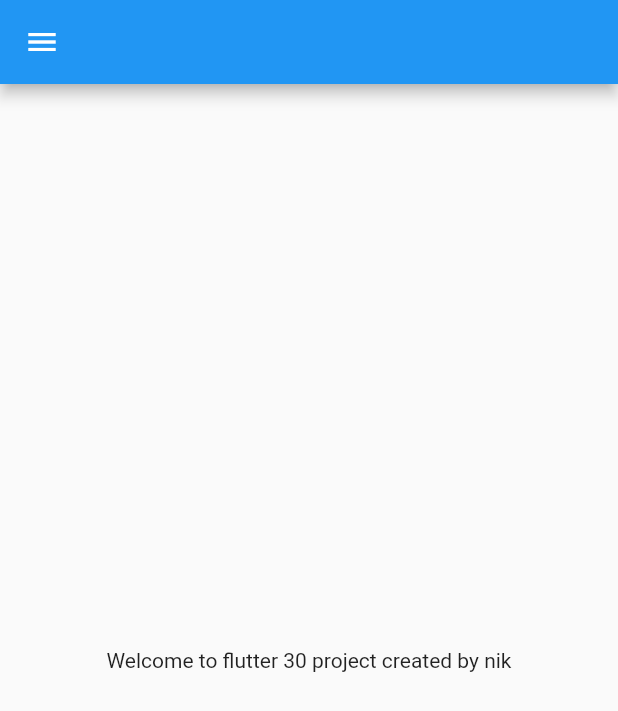
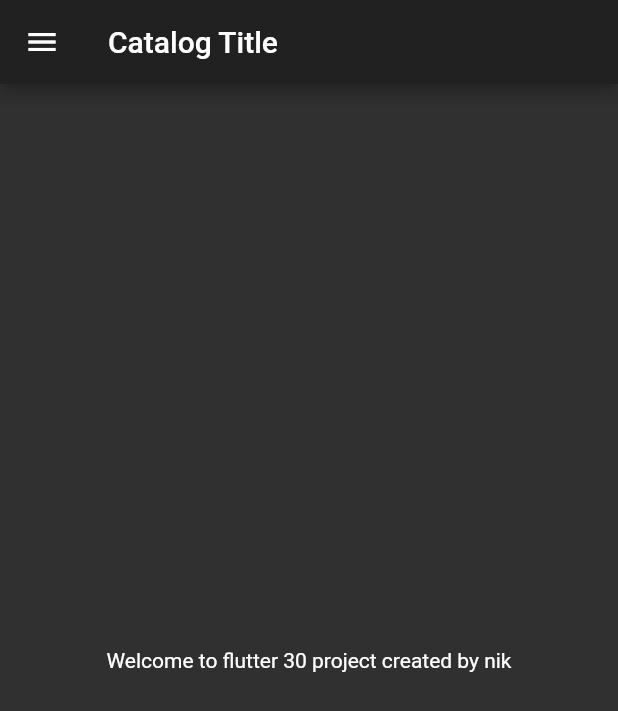
Before and after one commit to nikgit29/flutterlearn, a Flutter app: the screen it shows after launch, on a phone screen of 412 x 824 dp. Shown: the top 711 px of the screen. Run offline on Flutter 3.47's test engine with Material 2 defaults, Android fonts, the phone set to English and light mode, and no system bars.

Commit message:
Day 3 completed

```diff
--- a/lib/main.dart
+++ b/lib/main.dart
@@ -1,5 +1,7 @@
 import 'package:flutter/material.dart';
-import 'package:flutter_catalog/home_page.dart';
+import 'package:flutter_catalog/pages/home_page.dart';
+
+import 'pages/login_page.dart';
 
 void main() {
   runApp(MyApp());
@@ -9,7 +11,17 @@ class MyApp extends StatelessWidget {
   @override
   Widget build(BuildContext context) {
     return MaterialApp(
-      home: HomePage(),
+      themeMode: ThemeMode.dark,
+      theme: ThemeData(primarySwatch: Colors.red),
+      darkTheme: ThemeData(
+        brightness: Brightness.dark,
+      ),
+      initialRoute: "/home",
+      routes: {
+        "/": (context) => LoginPage(),
+        "/home": (context) => HomePage(),
+        "/login": (context) => LoginPage(),
+      },
     );
   }
 }
--- a/lib/home_page.dart
+++ b/lib/pages/home_page.dart
@@ -7,7 +7,9 @@ class HomePage extends StatelessWidget {
   @override
   Widget build(BuildContext context) {
     return Scaffold(
-      appBar: AppBar(),
+      appBar: AppBar(
+        title: Text("Catalog Title"),
+      ),
       body: Center(
         child: Container(
           child: Text("Welcome to flutter $days project created by $name"),
```
Also changed, not shown: lib/pages/login_page.dart (added, +19 -0 lines).
